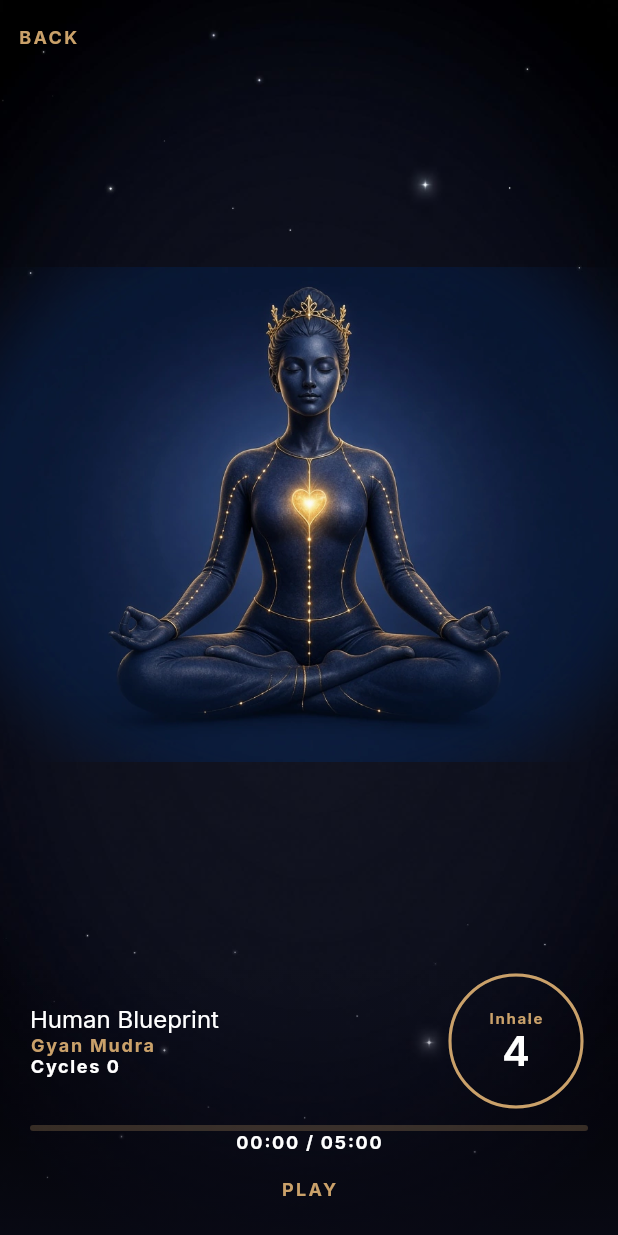
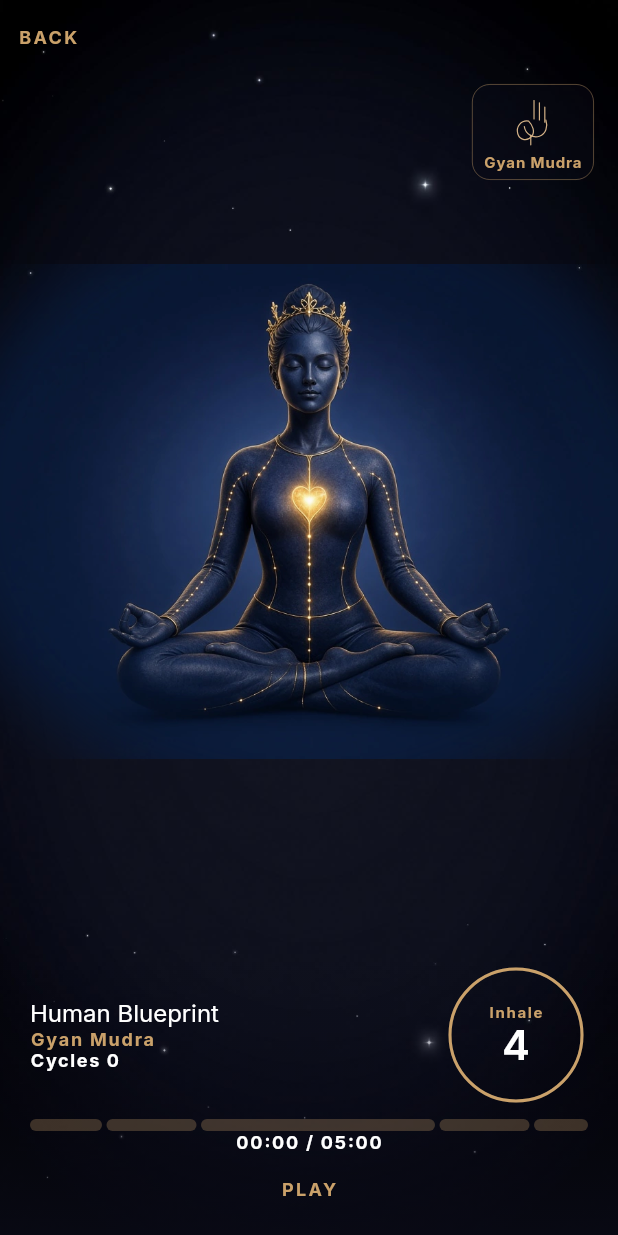
Before and after one commit to RanRodri/Hikaru, a Flutter app: the MerkabaMeditationScreen screen opened by its route, on a phone screen of 412 x 824 dp. Run offline on Flutter 3.47's test engine with Material 3 defaults, Android fonts, the phone set to English and light mode, and no system bars; our stand-ins replace audioplayers, flutter_riverpod, flutter_svg, go_router, riverpod_annotation, shared_preferences; accounts and stored records are empty; generated files the repository leaves out were written again; project files that could hold a hidden picture were left out.

Commit message:
Give each Merkaba scene a mudra and a five-part session bar.
The starry background and the five-scene timeline stay. Each scene shows one gold line mudra, and the panel counts completed breaths while the bar tracks the five minutes. Session history is stored locally.

Co-authored-by: RanRodri <RanRodri@users.noreply.github.com>

```diff
--- a/lib/features/merkaba/domain/merkaba_session.dart
+++ b/lib/features/merkaba/domain/merkaba_session.dart
@@ -14,6 +14,16 @@ class MerkabaScene {
   final String mudraPurpose;
   final Duration start;
   final Duration end;
+
+  /// Line icon for this scene. One mudra stays up for the whole scene.
+  String get mudraAsset => switch (mudra) {
+    'Gyan Mudra' => 'assets/images/mudras/gyan.svg',
+    'Vayu Mudra' => 'assets/images/mudras/vayu.svg',
+    'Lotus Mudra' => 'assets/images/mudras/lotus.svg',
+    'Akash Mudra' => 'assets/images/mudras/akash.svg',
+    'Anjali' => 'assets/images/mudras/anjali.svg',
+    _ => 'assets/images/mudras/gyan.svg',
+  };
 }
 
 const Duration merkabaDuration = Duration(minutes: 5);
@@ -101,7 +111,7 @@ class MerkabaFrame {
     BreathPhase.exhale => 'Exhale',
   };
 
-  /// Completed 4-4-6 cycles. The in-progress cycle is the progress bar.
+  /// Completed 4-4-6 cycles in this session. A new session starts at zero.
   int get completedCycles =>
       elapsed.inMilliseconds ~/ breathCycle.inMilliseconds;
 
@@ -110,6 +120,13 @@ class MerkabaFrame {
     final cycleMs = breathCycle.inMilliseconds;
     if (cycleMs == 0) return 0;
     return (elapsed.inMilliseconds % cycleMs) / cycleMs;
+  }
+
+  /// Share of the five-minute session that has elapsed, from 0 to 1.
+  double get sessionProgress {
+    final total = merkabaDuration.inMilliseconds;
+    if (total == 0) return 0;
+    return (elapsed.inMilliseconds / total).clamp(0.0, 1.0);
   }
 }
 
--- a/lib/features/merkaba/presentation/merkaba_screen.dart
+++ b/lib/features/merkaba/presentation/merkaba_screen.dart
@@ -4,10 +4,12 @@ import 'dart:math' as math;
 import 'package:flutter/material.dart';
 import 'package:flutter/scheduler.dart';
 import 'package:flutter_riverpod/flutter_riverpod.dart';
+import 'package:flutter_svg/flutter_svg.dart';
 import 'package:go_router/go_router.dart';
 
 import '../../../core/design_system/tokens/app_colors.dart';
 import '../../../core/design_system/tokens/app_font_sizes.dart';
+import '../../../core/design_system/tokens/app_radii.dart';
 import '../../../core/design_system/tokens/app_spacing.dart';
 import '../../../core/design_system/tokens/app_typography.dart';
 import '../../../core/router/app_routes.dart';
@@ -52,8 +54,11 @@ class _MerkabaMeditationScreenState
             ? Duration.zero
             : widget.initialElapsed);
   late final Ticker _ticker;
+  late final MerkabaProgressRepository _progress;
   Duration _lastTick = Duration.zero;
   bool _playing = false;
+  bool _started = false;
+  bool _recorded = false;
   bool _womanPrecached = false;
   final MerkabaSoundscape _sound = MerkabaSoundscape();
 
@@ -62,6 +67,7 @@ class _MerkabaMeditationScreenState
   @override
   void initState() {
     super.initState();
+    _progress = ref.read(merkabaProgressRepositoryProvider);
     _ticker = createTicker(_handleTick);
   }
 
@@ -75,9 +81,26 @@ class _MerkabaMeditationScreenState
 
   @override
   void dispose() {
+    unawaited(_saveSession(completed: false));
     _ticker.dispose();
     unawaited(_sound.dispose());
     super.dispose();
+  }
+
+  Future<void> _saveSession({required bool completed}) async {
+    if (_recorded) return;
+    if (!completed && !_started) return;
+    _recorded = true;
+    final frame = merkabaFrameAt(_elapsed);
+    try {
+      await _progress.recordSession(
+        MerkabaSessionRecord(
+          date: DateTime.now(),
+          completedCycles: frame.completedCycles,
+          completed: completed,
+        ),
+      );
+    } catch (_) {}
   }
 
   void _cuePhase(BreathPhase phase, {Duration into = Duration.zero}) {
@@ -109,15 +132,12 @@ class _MerkabaMeditationScreenState
       _playing = false;
     });
     unawaited(_sound.finish());
-    unawaited(
-      ref
-          .read(merkabaProgressRepositoryProvider)
-          .recordCompletion(DateTime.now()),
-    );
+    unawaited(_saveSession(completed: true));
   }
 
   void _handlePlayPause() {
     if (_frame.isFinished) return;
+    _started = true;
     if (_playing) {
       setState(() => _playing = false);
       _ticker.stop();
@@ -133,11 +153,13 @@ class _MerkabaMeditationScreenState
   }
 
   void _handleRepeat() {
+    _recorded = false;
     setState(() => _elapsed = Duration.zero);
     _handlePlayPause();
   }
 
   void _handleBack() {
+    unawaited(_saveSession(completed: false));
     if (context.canPop()) {
       context.pop();
       return;
@@ -173,7 +195,16 @@ class _MerkabaMeditationScreenState
                         ),
                       ),
                       Expanded(
-                        child: MerkabaStage(frame: frame, replacement: visual),
+                        child: Stack(
+                          children: [
+                            MerkabaStage(frame: frame, replacement: visual),
+                            Positioned(
+                              top: AppSpacing.s8,
+                              right: AppSpacing.s16,
+                              child: _MudraMark(scene: frame.scene),
+                            ),
+                          ],
+                        ),
                       ),
                       _SessionBand(
                         frame: frame,
@@ -265,21 +296,7 @@ class _SessionBand extends StatelessWidget {
               ],
             ),
             const SizedBox(height: AppSpacing.s8),
-            Semantics(
-              label: 'Breath cycle progress',
-              value: '${(frame.cycleProgress * 100).round()} percent',
-              child: ClipRRect(
-                borderRadius: BorderRadius.circular(2),
-                child: LinearProgressIndicator(
-                  value: frame.cycleProgress,
-                  minHeight: 4,
-                  backgroundColor: AppColors.champagneGold.withValues(
-                    alpha: 0.25,
-                  ),
-                  color: AppColors.champagneGold,
-                ),
-              ),
-            ),
+            _SessionProgressBar(progress: frame.sessionProgress),
             Text(
               clock,
               style: AppTypography.subheadline.copyWith(
@@ -297,6 +314,120 @@ class _SessionBand extends StatelessWidget {
       ),
     );
   }
+}
+
+class _MudraMark extends StatelessWidget {
+  const _MudraMark({required this.scene});
+
+  final MerkabaScene scene;
+
+  @override
+  Widget build(BuildContext context) {
+    return DecoratedBox(
+      decoration: BoxDecoration(
+        color: AppColors.darkIndigoBlue.withValues(alpha: 0.4),
+        borderRadius: BorderRadius.circular(AppRadii.r12),
+        border: Border.all(
+          color: AppColors.champagneGold.withValues(alpha: 0.45),
+          width: 0.6,
+        ),
+      ),
+      child: Padding(
+        padding: const EdgeInsets.fromLTRB(
+          AppSpacing.s8,
+          AppSpacing.s6,
+          AppSpacing.s8,
+          AppSpacing.s6,
+        ),
+        child: Column(
+          mainAxisSize: MainAxisSize.min,
+          children: [
+            SvgPicture.asset(
+              scene.mudraAsset,
+              width: 36,
+              height: 36,
+              excludeFromSemantics: true,
+            ),
+            const SizedBox(height: AppSpacing.s4),
+            Text(
+              scene.mudra,
+              style: AppTypography.subheadline.copyWith(
+                color: AppColors.champagneGold,
+                fontSize: AppFontSizes.s10,
+                letterSpacing: 0.6,
+              ),
+            ),
+          ],
+        ),
+      ),
+    );
+  }
+}
+
+class _SessionProgressBar extends StatelessWidget {
+  const _SessionProgressBar({required this.progress});
+
+  final double progress;
+
+  @override
+  Widget build(BuildContext context) {
+    return Semantics(
+      label: 'Session progress',
+      value: '${(progress * 100).round()} percent',
+      child: SizedBox(
+        height: 8,
+        width: double.infinity,
+        child: CustomPaint(
+          painter: _SessionBarPainter(progress: progress),
+          child: const SizedBox.expand(),
+        ),
+      ),
+    );
+  }
+}
+
+class _SessionBarPainter extends CustomPainter {
+  const _SessionBarPainter({required this.progress});
+
+  final double progress;
+
+  @override
+  void paint(Canvas canvas, Size size) {
+    final total = merkabaDuration.inMilliseconds;
+    if (total == 0 || size.width <= 0) return;
+    const gap = 3.0;
+    final usable = size.width - gap * (merkabaScenes.length - 1);
+    final radius = Radius.circular(size.height / 2);
+    final track = Paint()
+      ..color = AppColors.champagneGold.withValues(alpha: 0.28);
+    final fill = Paint()..color = AppColors.champagneGold;
+    var x = 0.0;
+    final clamped = progress.clamp(0.0, 1.0);
+    for (final scene in merkabaScenes) {
+      final span = (scene.end - scene.start).inMilliseconds / total;
+      final width = usable * span;
+      final rect = RRect.fromRectAndRadius(
+        Rect.fromLTWH(x, 0, width, size.height),
+        radius,
+      );
+      canvas.drawRRect(rect, track);
+      final start = scene.start.inMilliseconds / total;
+      final local = span == 0
+          ? 0.0
+          : ((clamped - start) / span).clamp(0.0, 1.0);
+      if (local > 0) {
+        canvas.save();
+        canvas.clipRRect(rect);
+        canvas.drawRect(Rect.fromLTWH(x, 0, width * local, size.height), fill);
+        canvas.restore();
+      }
+      x += width + gap;
+    }
+  }
+
+  @override
+  bool shouldRepaint(covariant _SessionBarPainter oldDelegate) =>
+      oldDelegate.progress != progress;
 }
 
 class _Finished extends StatelessWidget {
--- a/pubspec.yaml
+++ b/pubspec.yaml
@@ -83,6 +83,7 @@ flutter:
 
   assets:
     - assets/images/
+    - assets/images/mudras/
     - assets/audio/
 
   fonts:
```
Also changed, not shown: lib/features/merkaba/data/merkaba_progress_repository.dart (+80 -9 lines), assets/images/mudras/akash.svg (added), assets/images/mudras/anjali.svg (added), assets/images/mudras/gyan.svg (added), assets/images/mudras/lotus.svg (added), assets/images/mudras/vayu.svg (added), 2 other files.
